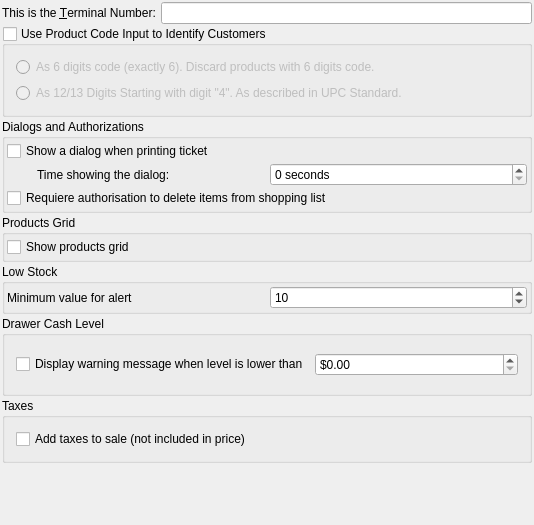
Old version of the form src/ui/prefs_base.ui in the repository miguelchavez/lemonpos.
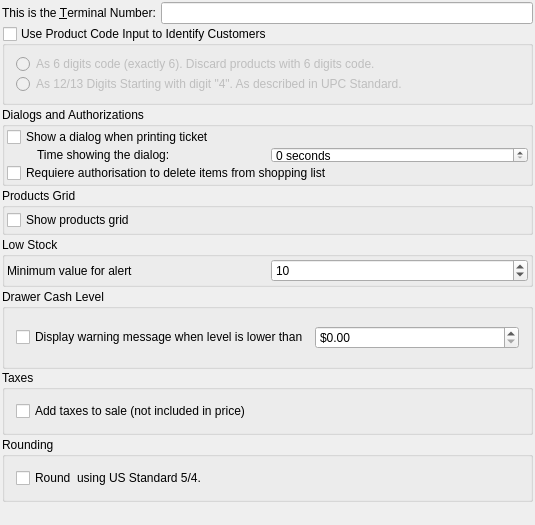
New version of the form.

Commit message: Adding 5/4 rounding standard. Adding config option to enable/disable 5/4 rounding standard. Setting 5/4 rounding to not default action. Now Total, totalTax, change are saved in database as a two decimal places number (rounded whit 5/4) if config option is turned on.

```diff
--- a/src/ui/prefs_base.ui
+++ b/src/ui/prefs_base.ui
@@ -6,7 +6,7 @@
    <rect>
     <x>0</x>
     <y>0</y>
-    <width>534</width>
+    <width>535</width>
     <height>525</height>
    </rect>
   </property>
@@ -289,6 +289,25 @@
      </layout>
     </widget>
    </item>
+   <item>
+    <widget class="QGroupBox" name="groupRounding">
+     <property name="title">
+      <string>Rounding</string>
+     </property>
+     <layout class="QVBoxLayout" name="verticalLayout_6">
+      <item>
+       <widget class="QCheckBox" name="kcfg_roundToUSStandard">
+        <property name="toolTip">
+         <string>0.001-0.004 round down to 0.00 and 0.005 - 0.009 round up to 0.01</string>
+        </property>
+        <property name="text">
+         <string>Round  using US Standard 5/4.</string>
+        </property>
+       </widget>
+      </item>
+     </layout>
+    </widget>
+   </item>
    <item>
     <spacer>
      <property name="orientation">
```
The commit also changes 4 other files.
